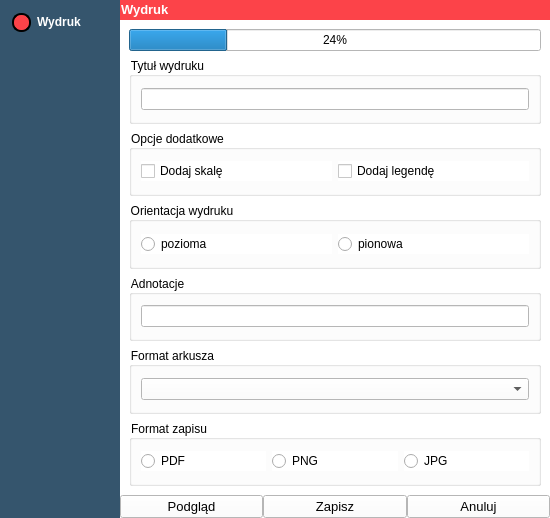
Qt form wydruk_dialog.ui (GIAPspzoo/GIAP_PolaMap_lite) before a commit.
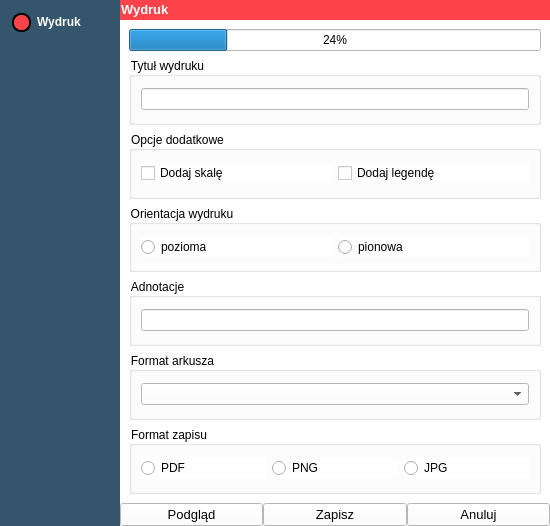
The same form after that commit. Icons and pictures are not drawn.

Patch:
```diff
--- a/wydruk_dialog.ui
+++ b/wydruk_dialog.ui
@@ -13,7 +13,7 @@
     <x>0</x>
     <y>0</y>
     <width>550</width>
-    <height>518</height>
+    <height>526</height>
    </rect>
   </property>
   <property name="sizePolicy">
@@ -42,6 +42,7 @@
    <string notr="true">* {
 	background-color: rgb(255, 255, 255);
     font: 10pt &quot;Segoe UI&quot;; 
+	color: black;
 }
 </string>
   </property>
```
